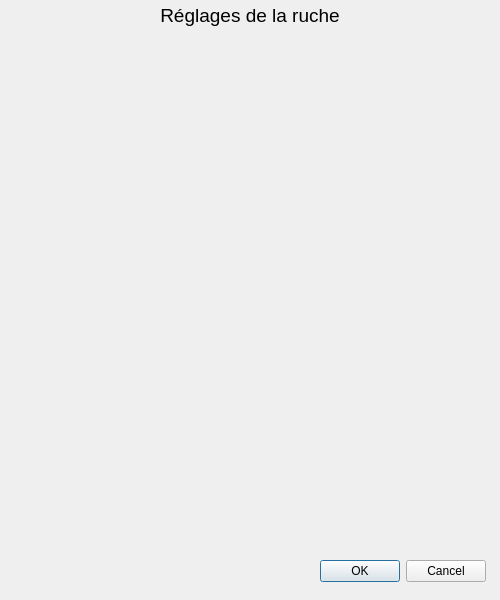
The window that trunk/beehoneyt-desktop/reglageruche.ui (zayfix/beehoneyt) describes before a commit, drawn with Qt 5.
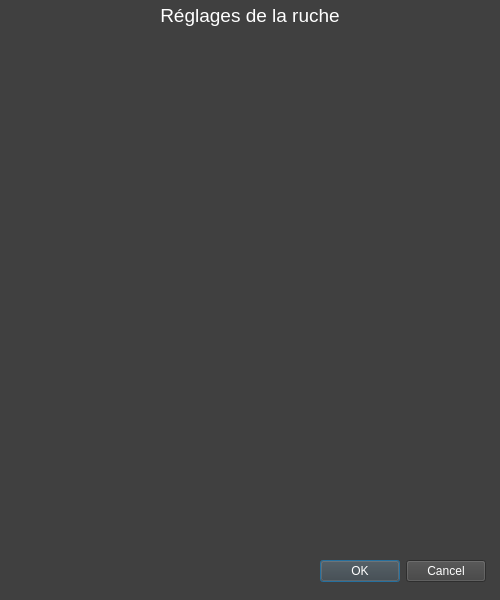
The same window after the commit.

The edit to the form file:
```diff
--- a/trunk/beehoneyt-desktop/reglageruche.ui
+++ b/trunk/beehoneyt-desktop/reglageruche.ui
@@ -13,6 +13,9 @@
   <property name="windowTitle">
    <string>Réglages de la ruche</string>
   </property>
+  <property name="styleSheet">
+   <string notr="true">background:#404040;color:white;</string>
+  </property>
   <widget class="QDialogButtonBox" name="buttonBox">
    <property name="geometry">
     <rect>
```
